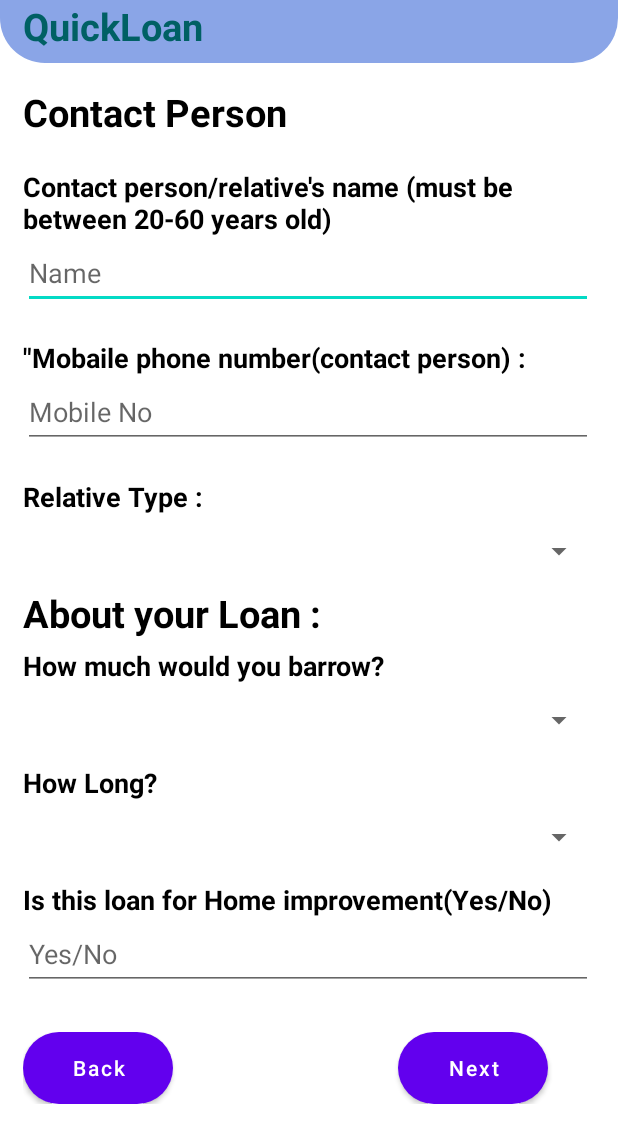
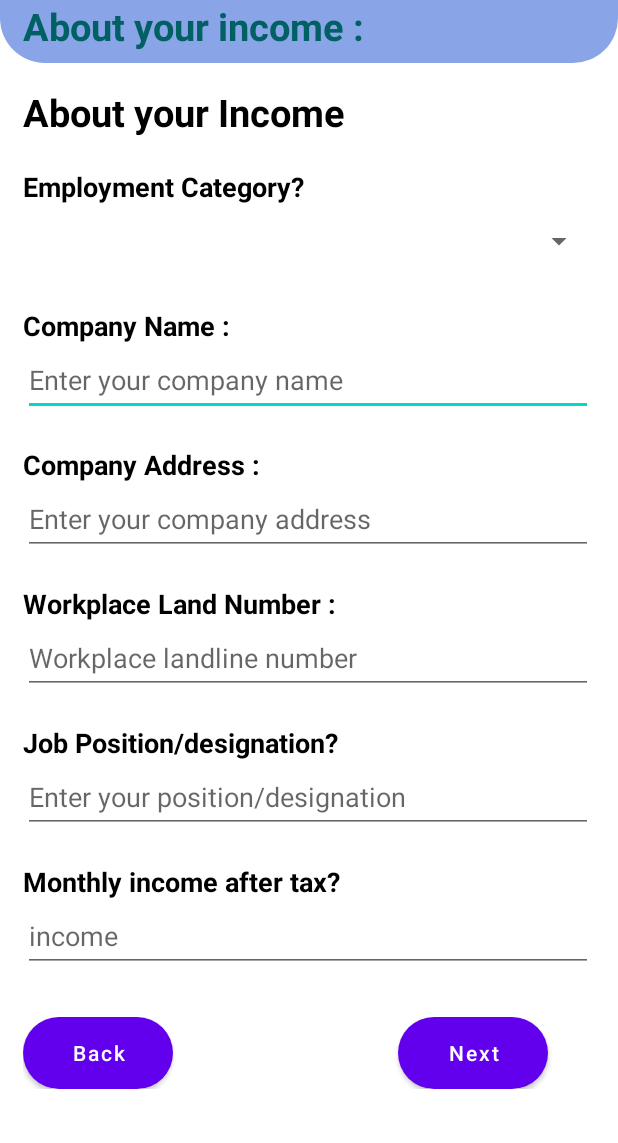
Before and after one commit to IT21306518/QUICKLOAN, an Android app: the screen it shows after launch (MainActivity), on a phone screen of 412 x 824 dp. Shown: the top 1143 px of the screen. Run offline under Robolectric (Android 15) with nearby library versions, the phone set to English and light mode, and no system bars; our stand-ins replace Firebase (no records; nobody signed in at launch, a user with empty details on screens opened directly).

Commit message:
4th page

```diff
--- a/app/src/main/java/com/example/quickloan/MainActivity.kt
+++ b/app/src/main/java/com/example/quickloan/MainActivity.kt
@@ -12,7 +12,7 @@ class MainActivity : AppCompatActivity() {
 
         setContentView(R.layout.bu_dashboard)
 
-        setContentView(R.layout.ks_applyloan_c)
+        setContentView(R.layout.ks_applyloan_d)
 
 
     }
--- /dev/null
+++ b/app/src/main/res/layout/ks_applyloan_d.xml
@@ -0,0 +1,170 @@
+<?xml version="1.0" encoding="utf-8"?>
+<LinearLayout xmlns:android="http://schemas.android.com/apk/res/android"
+    android:orientation="vertical"
+    android:layout_width="match_parent"
+    android:layout_height="match_parent">
+
+    <TextView
+        android:id="@+id/fourthapply_4a"
+        android:layout_width="match_parent"
+        android:layout_height="wrap_content"
+        android:height="42dp"
+        android:background="@drawable/header_background"
+        android:paddingLeft="@dimen/a_about_u"
+        android:text="@string/fourthpage"
+        android:textColor="#006064"
+        android:textSize="25sp"
+        android:textStyle="bold" />
+
+    <LinearLayout
+        android:layout_width="match_parent"
+        android:layout_height="590dp"
+        android:layout_margin="15dp"
+        android:orientation="vertical">
+
+        <TextView
+            android:id="@+id/apply_4b"
+            android:layout_width="match_parent"
+            android:layout_height="wrap_content"
+            android:text="@string/aboutIncome"
+            android:textColor="@color/black"
+            android:textSize="25sp"
+            android:textStyle="bold" />
+
+        <TextView
+            android:id="@+id/employ_catogery_4c"
+            android:layout_width="match_parent"
+            android:layout_height="wrap_content"
+            android:layout_marginTop="20sp"
+            android:text="@string/employ"
+            android:textColor="@color/black"
+            android:textSize="18sp"
+            android:textStyle="bold" />
+
+        <Spinner
+            android:id="@+id/employ_catogery_4c2"
+            android:layout_width="match_parent"
+            android:layout_height="48dp"
+            android:entries="@array/employ_category" />
+
+        <TextView
+            android:id="@+id/company_name_4d"
+            android:layout_width="match_parent"
+            android:layout_height="wrap_content"
+            android:layout_marginTop="20sp"
+            android:text="@string/companeName"
+            android:textColor="@color/black"
+            android:textSize="18sp"
+            android:textStyle="bold" />
+
+        <EditText
+            android:id="@+id/company_name_4d2"
+            android:layout_width="380dp"
+            android:layout_height="48dp"
+            android:height="48dp"
+            android:autofillHints=""
+            android:hint="@string/companyName"
+            android:inputType="text" />
+
+        <TextView
+            android:id="@+id/company_address_4e"
+            android:layout_width="match_parent"
+            android:layout_height="wrap_content"
+            android:layout_marginTop="20sp"
+            android:text="@string/companyAddress"
+            android:textColor="@color/black"
+            android:textSize="18sp"
+            android:textStyle="bold" />
+
+        <EditText
+            android:id="@+id/company_address_4e2"
+            android:layout_width="380dp"
+            android:layout_height="48dp"
+            android:height="48dp"
+            android:autofillHints=""
+            android:hint="@string/companyAddress2"
+            android:inputType="text" />
+
+        <TextView
+            android:id="@+id/land_no_4f"
+            android:layout_width="match_parent"
+            android:layout_height="wrap_content"
+            android:layout_marginTop="20sp"
+            android:text="@string/landNumber"
+            android:textColor="@color/black"
+            android:textSize="18sp"
+            android:textStyle="bold" />
+
+        <EditText
+            android:id="@+id/land_no_4f2"
+            android:layout_width="380dp"
+            android:layout_height="48dp"
+            android:height="48dp"
+            android:autofillHints=""
+            android:hint="@string/landNumber2"
+            android:inputType="number" />
+
+        <TextView
+            android:id="@+id/job_posision_4g"
+            android:layout_width="match_parent"
+            android:layout_height="wrap_content"
+            android:layout_marginTop="20sp"
+            android:text="@string/job_posision"
+            android:textColor="@color/black"
+            android:textSize="18sp"
+            android:textStyle="bold" />
+
+        <EditText
+            android:id="@+id/job_posision_4g2"
+            android:layout_width="380dp"
+            android:layout_height="48dp"
+            android:height="48dp"
+            android:autofillHints=""
+            android:hint="@string/position2"
+            android:inputType="text" />
+
+        <TextView
+            android:id="@+id/income_4h"
+            android:layout_width="match_parent"
+            android:layout_height="wrap_content"
+            android:layout_marginTop="20sp"
+            android:text="@string/income"
+            android:textColor="@color/black"
+            android:textSize="18sp"
+            android:textStyle="bold" />
+
+        <EditText
+            android:id="@+id/income_4h2"
+            android:layout_width="380dp"
+            android:layout_height="48dp"
+            android:height="48dp"
+            android:autofillHints=""
+            android:hint="@string/income2"
+            android:inputType="number" />
+    </LinearLayout>
+
+    <LinearLayout
+        android:layout_width="match_parent"
+        android:layout_height="wrap_content"
+        android:layout_margin="15dp">
+
+        <Button
+            android:id="@+id/Back_3a"
+            android:layout_width="100dp"
+            android:layout_height="48sp"
+            android:background="@drawable/button_background"
+            android:hint="@string/back"
+            android:textColorHint="?android:attr/detailsElementBackground" />
+
+        <Button
+            android:id="@+id/next_3a"
+            android:layout_width="100dp"
+            android:layout_height="48sp"
+            android:layout_marginLeft="150sp"
+            android:background="@drawable/button_background"
+            android:hint="@string/next2"
+            android:textColor="@color/white"
+            android:textColorHint="?android:attr/detailsElementBackground" />
+    </LinearLayout>
+
+</LinearLayout>
--- a/app/src/main/res/values/strings.xml
+++ b/app/src/main/res/values/strings.xml
@@ -80,6 +80,22 @@
     <string name="yesno">Yes/No</string>
     <string name="mobileNo">Enter your Mobile No :</string>
     <string name="mobileno2">mobile no</string>
+    <string name="paged">QuickLoan</string>
+    <string name="your_income">"About your Income "</string>
+    <string name="aboutIncome">"About your Income "</string>
+    <string name="employ">Employment Category?</string>
+    <string name="companyName">"Enter your company name "</string>
+    <string name="companeName">Company Name :</string>
+    <string name="companyAddress">Company Address :</string>
+    <string name="companyAddress2">Enter your company address</string>
+    <string name="landNumber">Workplace Land Number :</string>
+    <string name="landNumber2">Workplace landline number</string>
+    <string name="job_posision">Job Position/designation?</string>
+    <string name="position">Enter your position?designation</string>
+    <string name="position2">Enter your position/designation</string>
+    <string name="income">Monthly income after tax?</string>
+    <string name="income2">income</string>
+    <string name="fourthpage">About your income :</string>
     <string-array name="relativetype">
         <item></item>
         <item>Parent</item>
@@ -109,9 +125,18 @@
         <item></item>
         <item>3 month</item>
         <item>6 month</item>
+    </string-array>
 
-
-
+    <string-array name="employ_category">
+        <item></item>
+        <item>Worker</item>
+        <item>Manager</item>
+        <item>Senior manager</item>
+        <item>Self-employed</item>
+        <item>Army forces</item>
+        <item>Medic or related area</item>
+        <item>Unemployed</item>
+        <item>Press and Media Professionals</item>
     </string-array>
 
 </resources>
```
